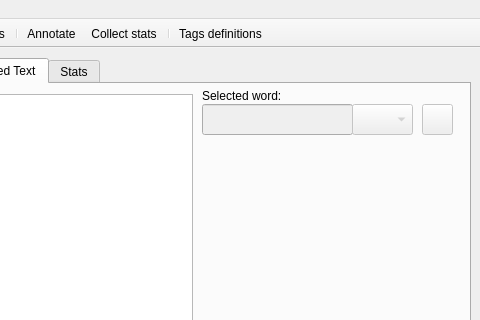
Before: the Qt Designer form App/app_window.ui in vladrrv/BSU-NLP, drawn with Qt 5; both pictures show x 220 to 700 and y 0 to 320 of the 700 by 600 pixel window.
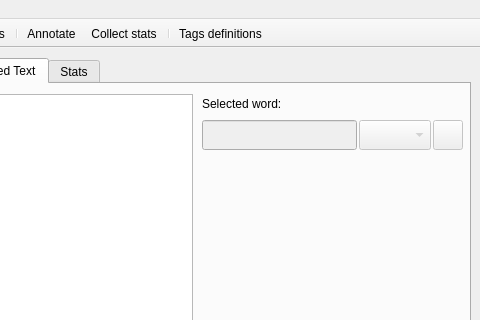
After: the same form once the commit is applied. Icons and pictures are not drawn.

Diff of the .ui file:
```diff
--- a/App/app_window.ui
+++ b/App/app_window.ui
@@ -492,36 +492,47 @@
        <rect>
         <x>410</x>
         <y>70</y>
-        <width>251</width>
+        <width>261</width>
         <height>341</height>
        </rect>
       </property>
       <layout class="QGridLayout" name="grid_legend"/>
      </widget>
+     <widget class="QWidget" name="verticalLayoutWidget_3">
+      <property name="geometry">
+       <rect>
+        <x>410</x>
+        <y>5</y>
+        <width>261</width>
+        <height>61</height>
+       </rect>
+      </property>
+      <layout class="QVBoxLayout" name="verticalLayout_3">
+       <property name="spacing">
+        <number>2</number>
+       </property>
+       <item>
      <widget class="QLabel" name="label">
-      <property name="geometry">
-       <rect>
-        <x>410</x>
-        <y>0</y>
-        <width>87</width>
-        <height>23</height>
-       </rect>
-      </property>
       <property name="text">
        <string>Selected word:</string>
       </property>
      </widget>
+       </item>
+       <item>
+        <layout class="QHBoxLayout" name="horizontalLayout_6">
+         <property name="spacing">
+          <number>2</number>
+         </property>
+         <item>
      <widget class="QLineEdit" name="le_annotated">
       <property name="enabled">
        <bool>false</bool>
       </property>
-      <property name="geometry">
-       <rect>
-        <x>410</x>
-        <y>20</y>
-        <width>151</width>
-        <height>31</height>
-       </rect>
+           <property name="minimumSize">
+            <size>
+             <width>0</width>
+             <height>30</height>
+            </size>
       </property>
       <property name="font">
        <font>
@@ -532,30 +543,41 @@
        <bool>true</bool>
       </property>
      </widget>
+         </item>
+         <item>
      <widget class="QComboBox" name="cb_annotated">
       <property name="enabled">
        <bool>false</bool>
       </property>
-      <property name="geometry">
-       <rect>
-        <x>560</x>
-        <y>20</y>
-        <width>61</width>
-        <height>31</height>
-       </rect>
-      </property>
-     </widget>
+           <property name="minimumSize">
+            <size>
+             <width>0</width>
+             <height>30</height>
+            </size>
+           </property>
+           <property name="font">
+            <font>
+             <pointsize>8</pointsize>
+            </font>
+           </property>
+          </widget>
+         </item>
+         <item>
      <widget class="QPushButton" name="pb_edit_annot">
       <property name="enabled">
        <bool>false</bool>
       </property>
-      <property name="geometry">
-       <rect>
-        <x>630</x>
-        <y>20</y>
-        <width>31</width>
-        <height>31</height>
-       </rect>
+           <property name="minimumSize">
+            <size>
+             <width>30</width>
+             <height>30</height>
+            </size>
+           </property>
+           <property name="maximumSize">
+            <size>
+             <width>30</width>
+             <height>30</height>
+            </size>
       </property>
       <property name="text">
        <string/>
@@ -564,6 +586,11 @@
        <iconset resource="App.qrc">
         <normaloff>:/icon/24x24/69.png</normaloff>:/icon/24x24/69.png</iconset>
       </property>
+          </widget>
+         </item>
+        </layout>
+       </item>
+      </layout>
      </widget>
     </widget>
     <widget class="QWidget" name="tab_stats">
```
Left out of the diff: 13 changed lines with no effect on the pictures. Lines whose indentation alone changed are shown as unchanged.
